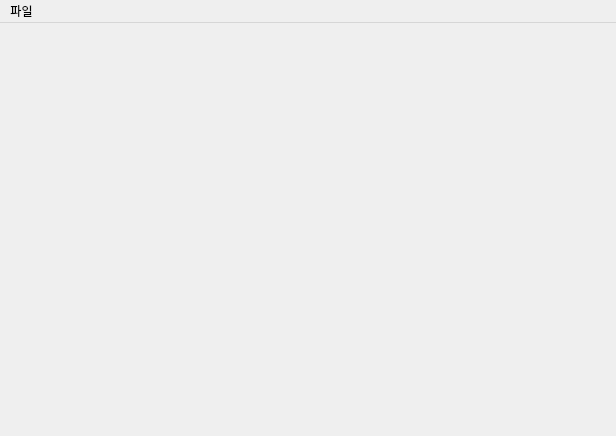
Joonsoooo/Text_Editor_qt, file Form Files/main_window.ui: the form before one commit.
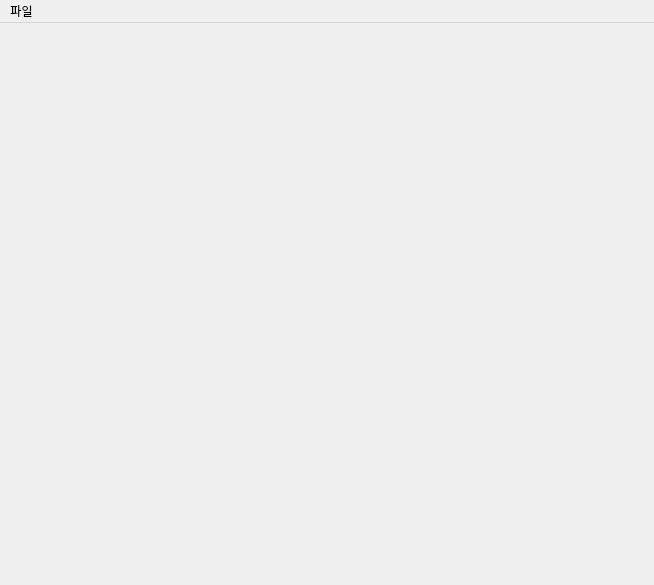
The form after the commit.

Commit message:
tab_info 구조체 변경
기존의 버튼과 QTextEdit, int, model 이 들어있는 구조에서
model, TabWidget만 들어있는 구조로 변경

What changed in the file:
```diff
--- a/Form Files/main_window.ui
+++ b/Form Files/main_window.ui
@@ -6,8 +6,8 @@
    <rect>
     <x>0</x>
     <y>0</y>
-    <width>616</width>
-    <height>436</height>
+    <width>654</width>
+    <height>585</height>
    </rect>
   </property>
   <property name="windowTitle">
@@ -57,7 +57,7 @@
     <rect>
      <x>0</x>
      <y>0</y>
-     <width>616</width>
+     <width>654</width>
      <height>21</height>
     </rect>
    </property>
```
Left out of the diff: 36 changed lines with no effect on the pictures. The commit also changes 2 other files.
